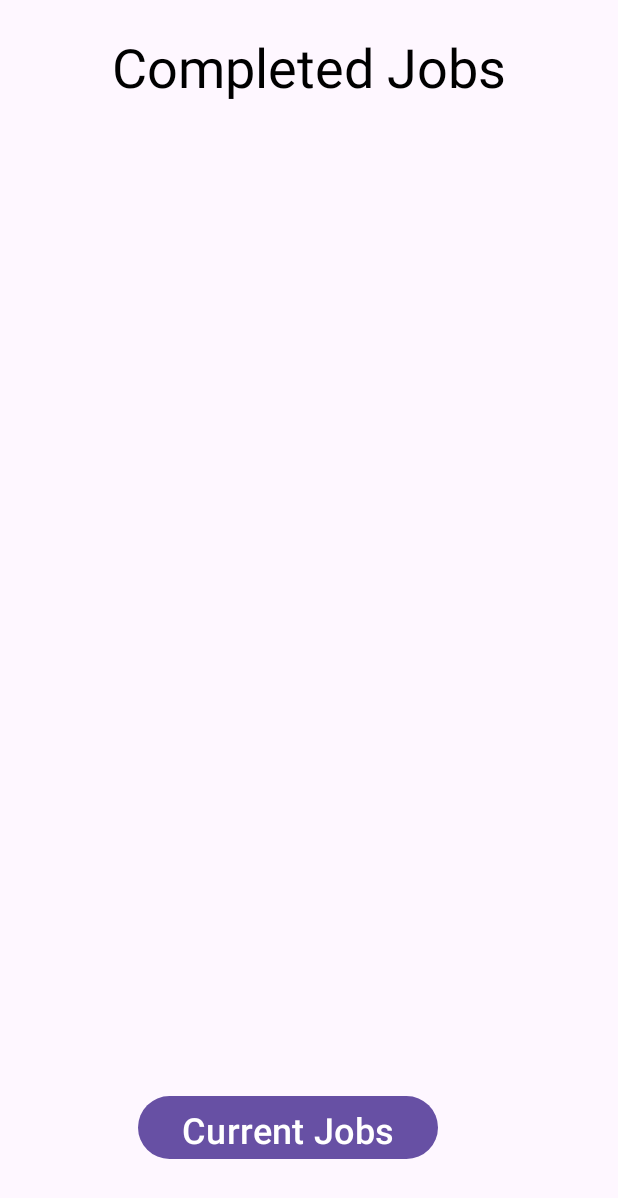
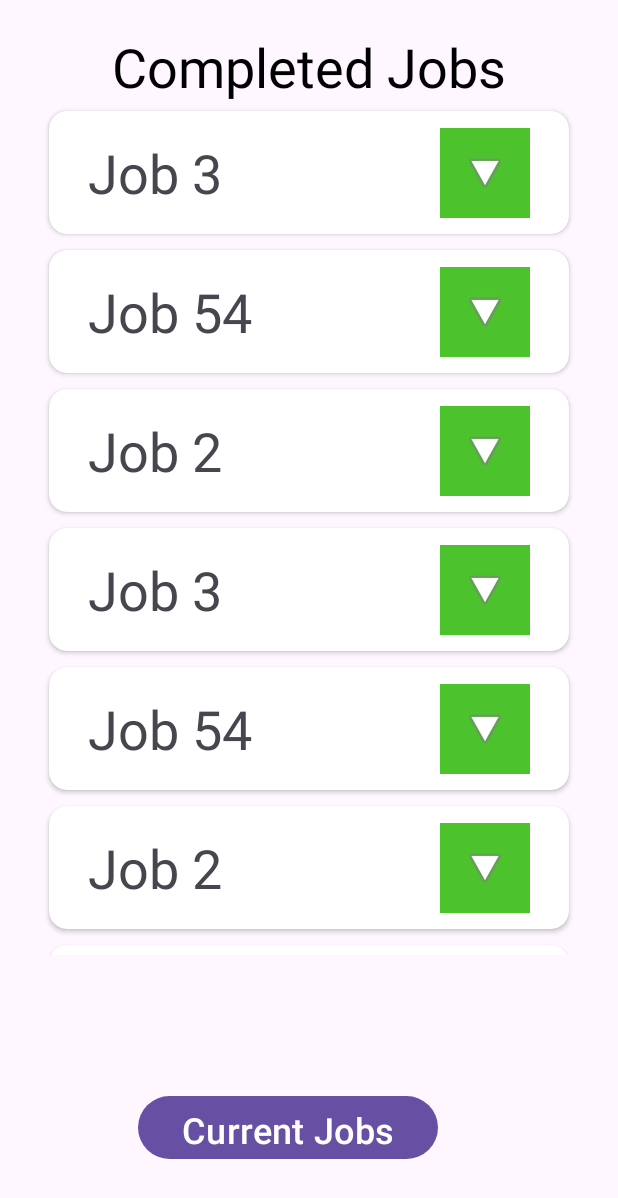
Before and after one commit to GarrettVosecky/Hackstreet-Boys, an Android app: the screen it shows after launch (CompletedJobsPage), on a phone screen of 412 x 824 dp. Shown: the top 1198 px of the screen. Run offline under Robolectric (Android 15) with nearby library versions, the phone set to English and light mode, and no system bars.

Commit message:
LISTS!!!!

```diff
--- a/app/src/main/java/com/example/hackstreet_boys/CompletedJobsPage.java
+++ b/app/src/main/java/com/example/hackstreet_boys/CompletedJobsPage.java
@@ -10,6 +10,11 @@ import androidx.appcompat.app.AppCompatActivity;
 import androidx.core.graphics.Insets;
 import androidx.core.view.ViewCompat;
 import androidx.core.view.WindowInsetsCompat;
+import androidx.recyclerview.widget.LinearLayoutManager;
+import androidx.recyclerview.widget.RecyclerView;
+
+import java.util.ArrayList;
+import java.util.List;
 
 public class CompletedJobsPage extends AppCompatActivity {
 
@@ -19,5 +24,35 @@ public class CompletedJobsPage extends AppCompatActivity {
         EdgeToEdge.enable(this);
         setContentView(R.layout.activity_completed_jobs_page);
 
+        RecyclerView recyclerView = findViewById(R.id.jobRecycler);
+
+        List<JobCard> jobList = new ArrayList<>();
+
+        jobList.add(new JobCard("Job 3", "AYO", "YO YO YO YO YO YO", "dude", 2));
+        jobList.add(new JobCard("Job 54", "Anywhere", "BLAH BLAH BLAH BLAH", "bro", 4));
+        jobList.add(new JobCard("Job 2", "Nowhere", "YO YO YO YO YO YO", "dude", 2));
+        jobList.add(new JobCard("Job 3", "AYO", "YO YO YO YO YO YO", "dude", 2));
+        jobList.add(new JobCard("Job 54", "Anywhere", "BLAH BLAH BLAH BLAH", "bro", 4));
+        jobList.add(new JobCard("Job 2", "Nowhere", "YO YO YO YO YO YO", "dude", 2));
+        jobList.add(new JobCard("Job 3", "AYO", "YO YO YO YO YO YO", "dude", 2));
+        jobList.add(new JobCard("Job 54", "Anywhere", "BLAH BLAH BLAH BLAH", "bro", 4));
+        jobList.add(new JobCard("Job 2", "Nowhere", "YO YO YO YO YO YO", "dude", 2));
+        jobList.add(new JobCard("Job 3", "AYO", "YO YO YO YO YO YO", "dude", 2));
+        jobList.add(new JobCard("Job 54", "Anywhere", "BLAH BLAH BLAH BLAH", "bro", 4));
+        jobList.add(new JobCard("Job 2", "Nowhere", "YO YO YO YO YO YO", "dude", 2));
+        jobList.add(new JobCard("Job 3", "AYO", "YO YO YO YO YO YO", "dude", 2));
+        jobList.add(new JobCard("Job 54", "Anywhere", "BLAH BLAH BLAH BLAH", "bro", 4));
+        jobList.add(new JobCard("Job 2", "Nowhere", "YO YO YO YO YO YO", "dude", 2));
+        jobList.add(new JobCard("Job 3", "AYO", "YO YO YO YO YO YO", "dude", 2));
+        jobList.add(new JobCard("Job 54", "Anywhere", "BLAH BLAH BLAH BLAH", "bro", 4));
+        jobList.add(new JobCard("Job 2", "Nowhere", "YO YO YO YO YO YO", "dude", 2));
+        jobList.add(new JobCard("Job 3", "AYO", "YO YO YO YO YO YO", "dude", 2));
+        jobList.add(new JobCard("Job 54", "Anywhere", "BLAH BLAH BLAH BLAH", "bro", 4));
+        jobList.add(new JobCard("Job 2", "Nowhere", "YO YO YO YO YO YO", "dude", 2));
+
+        recyclerView.setLayoutManager(new LinearLayoutManager(this));
+
+        JobAdapter adapter = new JobAdapter(jobList);
+        recyclerView.setAdapter(adapter);
     }
 }
--- /dev/null
+++ b/app/src/main/java/com/example/hackstreet_boys/JobAdapter.java
@@ -0,0 +1,76 @@
+package com.example.hackstreet_boys;
+
+import android.util.Log;
+import android.view.LayoutInflater;
+import android.view.View;
+import android.view.ViewGroup;
+import android.widget.ImageButton;
+import android.widget.ImageView;
+import android.widget.TextView;
+import androidx.annotation.NonNull;
+import androidx.constraintlayout.widget.ConstraintLayout;
+import androidx.recyclerview.widget.RecyclerView;
+import java.util.List;
+
+public class JobAdapter extends RecyclerView.Adapter<JobAdapter.JobViewHolder>
+{
+    private List<JobCard> jobList;
+    public JobAdapter(List<JobCard> jobList) {
+        this.jobList = jobList;
+    }
+
+    @NonNull
+    @Override
+    public JobViewHolder onCreateViewHolder(@NonNull ViewGroup parent, int viewType) {
+        View view = LayoutInflater.from(parent.getContext()).inflate(R.layout.jobcardlayout, parent, false);
+        return new JobViewHolder(view);
+    }
+
+    @Override
+    public void onBindViewHolder(@NonNull JobViewHolder holder, int position) {
+        JobCard jobCard = jobList.get(position);
+
+        holder.titleView.setText(jobCard.getJobTitle());
+        holder.descriptionView.setText(jobCard.getDescription());
+        holder.locationView.setText(jobCard.getLocation());
+    }
+
+    @Override
+    public int getItemCount() {
+        return jobList.size();
+    }
+
+    static class JobViewHolder extends RecyclerView.ViewHolder {
+
+        TextView titleView, locationView, descriptionView, statusView;
+        ImageButton actionButton, dropButton;
+
+        ConstraintLayout descriptionLayout;
+
+        public JobViewHolder(@NonNull View itemView) {
+            super(itemView);
+            titleView = itemView.findViewById(R.id.Title);
+            locationView = itemView.findViewById(R.id.Location);
+            descriptionView = itemView.findViewById(R.id.description);
+            statusView = itemView.findViewById(R.id.Status);
+            dropButton = itemView.findViewById(R.id.dropDown);
+            actionButton = itemView.findViewById(R.id.actionButton);
+            descriptionLayout = itemView.findViewById(R.id.Description);
+            dropButton.setOnClickListener(new View.OnClickListener() {
+                @Override
+                public void onClick(View v) {
+                    if (descriptionLayout.getVisibility() == View.VISIBLE)
+                    {
+                        dropButton.setRotation(90);
+                        descriptionLayout.setVisibility(View.GONE);
+                    }
+                    else
+                    {
+                        dropButton.setRotation(270);
+                        descriptionLayout.setVisibility(View.VISIBLE);
+                    }
+                }
+            });
+        }
+    }
+}
--- a/app/src/main/java/com/example/hackstreet_boys/JobCard.java
+++ b/app/src/main/java/com/example/hackstreet_boys/JobCard.java
@@ -15,4 +15,29 @@ public class JobCard {
         this.Status = Status;
         this.StatusId = StatusId;
     }
+
+    public String getJobTitle()
+    {
+        return JobTitle;
+    }
+
+    public String getLocation()
+    {
+        return Location;
+    }
+
+    public String getDescription()
+    {
+        return Status;
+    }
+
+    public String getStatus()
+    {
+        return Status;
+    }
+
+    public int getStatusId()
+    {
+        return StatusId;
+    }
 }
--- a/app/src/main/res/layout/activity_completed_jobs_page.xml
+++ b/app/src/main/res/layout/activity_completed_jobs_page.xml
@@ -52,9 +52,12 @@
             android:layout_height="wrap_content"
             android:layout_margin="5dp"
             android:gravity="center|top"
-            android:orientation="vertical">
+            android:nestedScrollingEnabled="false"
+            android:orientation="vertical"
+            android:overScrollMode="never">
 
             <androidx.recyclerview.widget.RecyclerView
+                android:id="@+id/jobRecycler"
                 android:layout_width="match_parent"
                 android:layout_height="match_parent"
                 android:layout_weight="1" />
--- a/app/src/main/res/layout/jobcardlayout.xml
+++ b/app/src/main/res/layout/jobcardlayout.xml
@@ -3,7 +3,7 @@
     xmlns:app="http://schemas.android.com/apk/res-auto"
     xmlns:tools="http://schemas.android.com/tools"
     android:layout_width="match_parent"
-    android:layout_height="match_parent">
+    android:layout_height="wrap_content">
 
     <androidx.cardview.widget.CardView
         android:id="@+id/card1"
@@ -22,7 +22,7 @@
             <androidx.constraintlayout.widget.ConstraintLayout
                 android:id="@+id/TitleDisplay"
                 android:layout_width="match_parent"
-                android:layout_height="wrap_content">
+                android:layout_height="70dp">
 
                 <TextView
                     android:id="@+id/Title"
@@ -83,14 +83,14 @@
                     android:layout_marginEnd="20dp"
                     android:text="BLAH BLAH BLAH BLAH BLAH BLAH BLAH BLAH BLAH BLAH BLAH BLAH BLAH BLAH BLAH BLAH BLAH BLAH BLAH BLAH BLAH BLAH BLAH BLAH BLAH BLAH BLAH BLAH BLAH BLAH "
                     android:textSize="14dp"
-                    app:layout_constraintBottom_toTopOf="@+id/extrainfo"
+                    app:layout_constraintBottom_toTopOf="@+id/Status"
                     app:layout_constraintEnd_toEndOf="parent"
                     app:layout_constraintHorizontal_bias="0.0"
                     app:layout_constraintStart_toStartOf="parent"
                     app:layout_constraintTop_toBottomOf="@+id/Location" />
 
                 <TextView
-                    android:id="@+id/extrainfo"
+                    android:id="@+id/Status"
                     android:layout_width="312dp"
                     android:layout_height="20dp"
                     android:layout_marginStart="20dp"
@@ -113,7 +113,7 @@
                     android:rotation="90"
                     app:layout_constraintBottom_toBottomOf="parent"
                     app:layout_constraintEnd_toEndOf="parent"
-                    app:layout_constraintStart_toEndOf="@+id/extrainfo"
+                    app:layout_constraintStart_toEndOf="@+id/Status"
                     app:layout_constraintTop_toBottomOf="@+id/description"
                     app:srcCompat="@android:drawable/ic_delete" />
             </androidx.constraintlayout.widget.ConstraintLayout>
```
